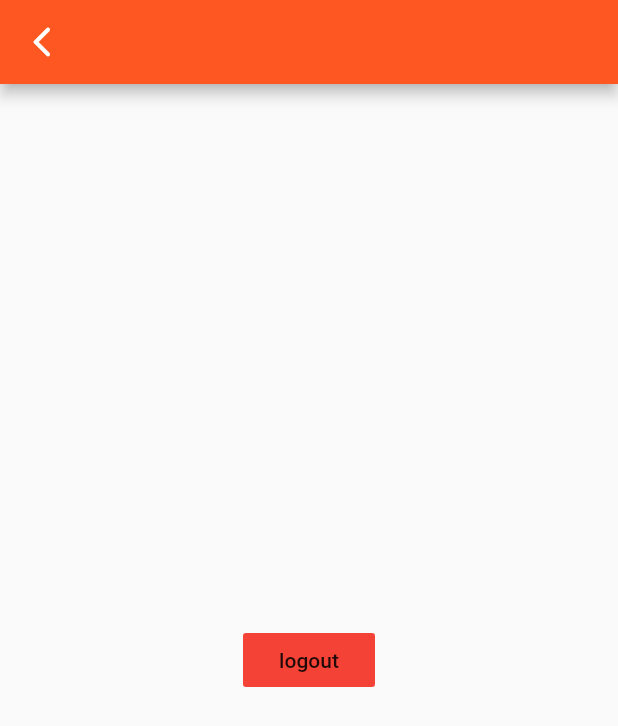
After one commit to RichardMbingi/Simba-Share, a Flutter app: the UserProfileView screen opened directly, on a phone screen of 412 x 824 dp. The commit adds this screen. Shown: the top 726 px of the screen. Run offline on Flutter 3.47's test engine with Material 2 defaults, Android fonts, the phone set to English and light mode, and no system bars; our stand-ins replace cloud_firestore, firebase_analytics, firebase_auth; accounts and stored records are empty.

Commit message:
before changes commit

```diff
--- /dev/null
+++ b/lib/services/services.dart
@@ -0,0 +1 @@
+export 'package:firebase_auth/firebase_auth.dart';
--- a/lib/ui/views/stockInfoScreen.dart
+++ b/lib/ui/views/stockInfoScreen.dart
@@ -1,12 +1,12 @@
 import 'package:flutter/material.dart';
 import 'package:simba_share/ui/shared/stockAppTheme.dart';
 
-class CourseInfoScreen extends StatefulWidget {
+class StockInfoScreen extends StatefulWidget {
   @override
-  _CourseInfoScreenState createState() => _CourseInfoScreenState();
+  _StockInfoScreenState createState() => _StockInfoScreenState();
 }
 
-class _CourseInfoScreenState extends State<CourseInfoScreen>
+class _StockInfoScreenState extends State<StockInfoScreen>
     with TickerProviderStateMixin {
   final infoHeight = 364.0;
   AnimationController animationController;
--- /dev/null
+++ b/lib/ui/views/userProfileView.dart
@@ -0,0 +1,33 @@
+import 'package:flutter/material.dart';
+import 'package:flutter/services.dart';
+import 'package:provider/provider.dart';
+import 'package:firebase_auth/firebase_auth.dart';
+import 'package:simba_share/services/auth.dart';
+
+class UserProfileView extends StatelessWidget {
+  final AuthService auth = AuthService();
+
+  @override
+  Widget build(BuildContext context) {
+
+    var user = Provider.of<FirebaseUser>(context);
+
+    return Scaffold(
+      appBar: AppBar(
+        backgroundColor: Colors.deepOrange,
+        title: Text(user.email),
+      ),
+      body: Center(
+        child: FlatButton(
+          child: Text('logout'),
+          color: Colors.red,
+          onPressed: () async {
+            await auth.signOut();
+            Navigator.of(context)
+                .pushNamedAndRemoveUntil('/', (route) => false);
+          },
+        ),
+      ),
+    );
+  }
+}
--- a/lib/ui/views/views.dart
+++ b/lib/ui/views/views.dart
@@ -2,3 +2,4 @@ export 'loginView.dart';
 export 'homeView.dart';
 export 'categoryListView.dart';
 export 'stockInfoScreen.dart';
+export 'signUpView.dart';
--- a/pubspec.yaml
+++ b/pubspec.yaml
@@ -21,7 +21,9 @@ dependencies:
     sdk: flutter
 
   firebase_auth: ^0.14.0+4
+  firebase_analytics: ^5.0.6
   cloud_firestore: ^0.12.10
+  provider: ^3.1.0+1
 
   # The following adds the Cupertino Icons font to your application.
   # Use with the CupertinoIcons class for iOS style icons.
```
Also changed, not shown: lib/main.dart (+27 -3 lines), lib/services/auth.dart (+40 -26 lines), lib/ui/views/homeView.dart (+5 -5 lines), lib/ui/views/loginView.dart (+25 -3 lines), pubspec.lock, 1 other file.
